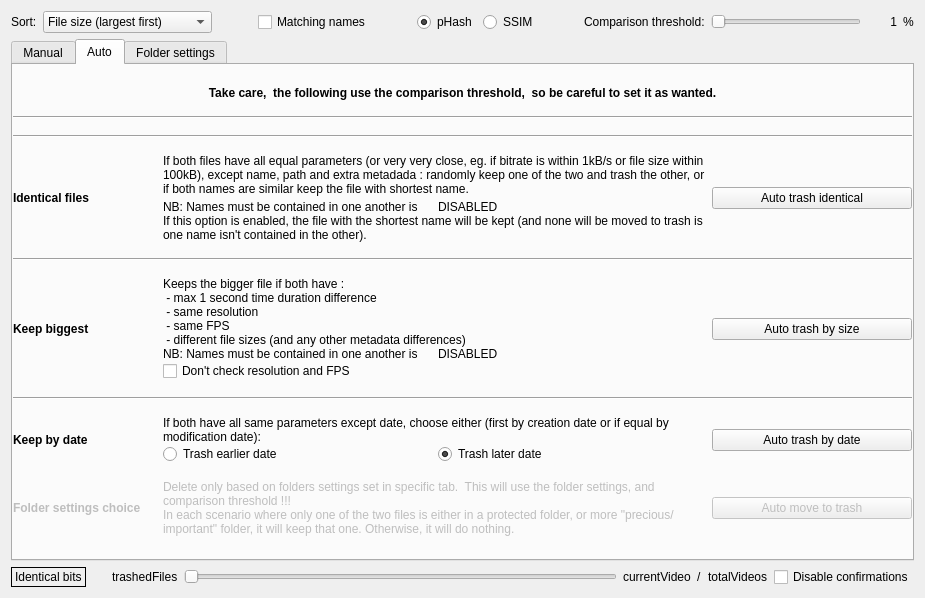
Qt form QtProject/app/comparison.ui (theophanemayaud/video-simili-duplicate-cleaner) before a commit.
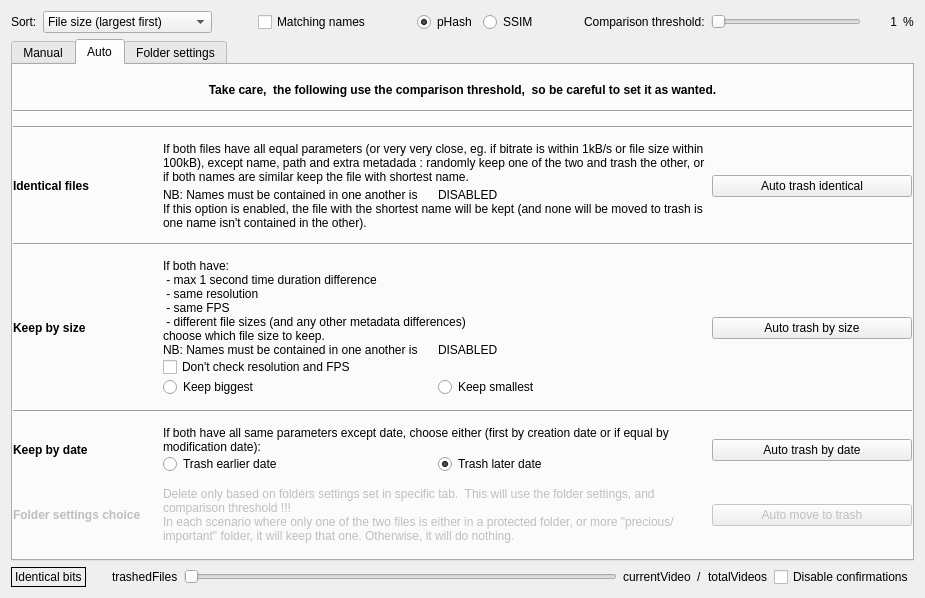
The same form after that commit. The open tabs and pages were chosen to show the change. Custom widgets are drawn as their Qt base class.

Commit message:
feat(cleanup): allow keeping smaller size matches
Add a size-based auto cleanup choice so users can keep either the larger original behavior or the smaller compressed file when matched videos only differ by size.

```diff
--- a/QtProject/app/comparison.ui
+++ b/QtProject/app/comparison.ui
@@ -1592,7 +1592,7 @@
               </font>
              </property>
              <property name="text">
-              <string>Keep biggest</string>
+              <string>Keep by size</string>
              </property>
             </widget>
            </item>
@@ -1604,11 +1604,12 @@
                 <number>2</number>
                </property>
                <property name="text">
-                <string>Keeps the bigger file if both have : 
+                <string>If both have:
  - max 1 second time duration difference
  - same resolution
  - same FPS
- - different file sizes (and any other metadata differences)</string>
+ - different file sizes (and any other metadata differences)
+choose which file size to keep.</string>
                </property>
               </widget>
              </item>
@@ -1640,6 +1641,27 @@
                </property>
               </widget>
              </item>
+             <item>
+              <layout class="QHBoxLayout" name="horizontalLayout_onlySizeDiffersChoice">
+               <item>
+                <widget class="QRadioButton" name="radioButton_onlySizeDiffers_keepBiggest">
+                 <property name="text">
+                  <string>Keep biggest</string>
+                 </property>
+                 <property name="checked">
+                  <bool>true</bool>
+                 </property>
+                </widget>
+               </item>
+               <item>
+                <widget class="QRadioButton" name="radioButton_onlySizeDiffers_keepSmallest">
+                 <property name="text">
+                  <string>Keep smallest</string>
+                 </property>
+                </widget>
+               </item>
+              </layout>
+             </item>
             </layout>
            </item>
            <item>
```
The commit also changes 1 other file.
